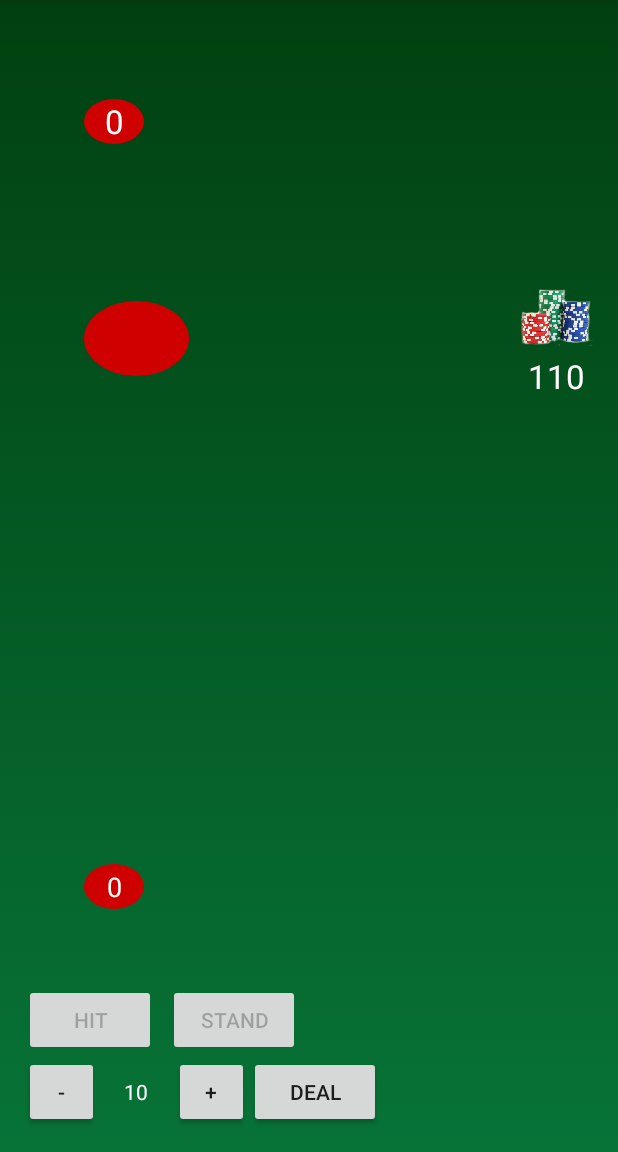
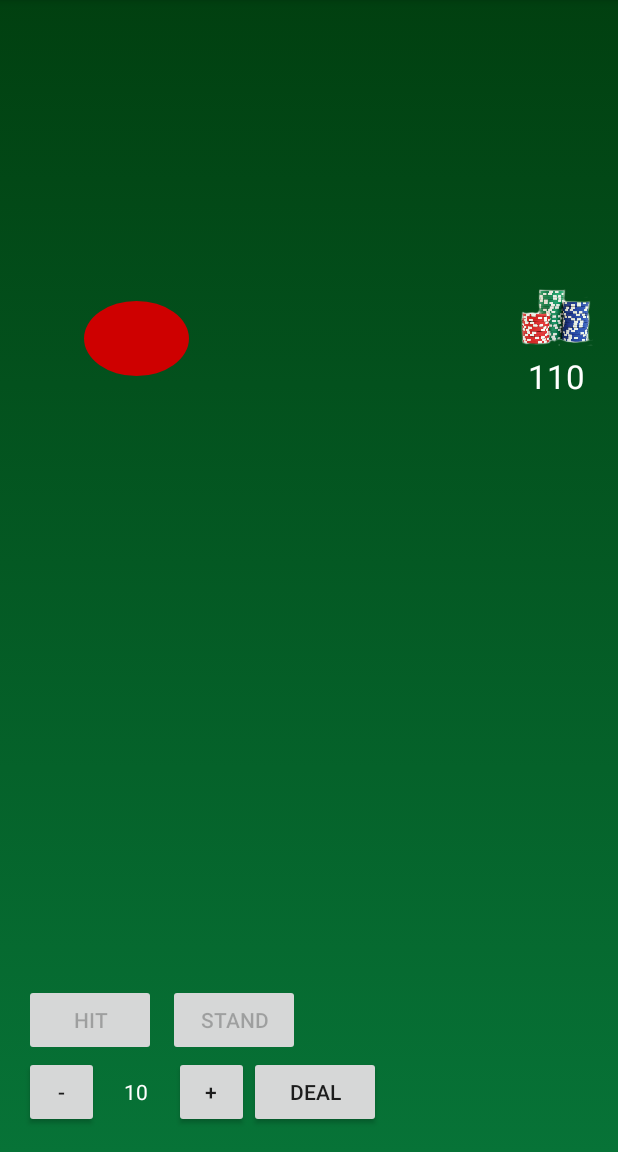
Before and after one commit to mesan/android-workshop-blackjack, an Android app: the screen it shows after launch (GameActivity), after a tap on "Dealer busted!", on a phone screen of 412 x 824 dp, the part 84-1236 px from its top. Run offline under Robolectric (Android 15) with nearby library versions, the phone set to English and light mode, and no system bars; 3 other taps on this screen came first.

Commit message:
Scores updated correctly

```diff
--- a/MesanBlackjack/app/src/main/java/no/mesan/mesanblackjack/GameActivity.java
+++ b/MesanBlackjack/app/src/main/java/no/mesan/mesanblackjack/GameActivity.java
@@ -28,7 +28,7 @@ public class GameActivity extends AppCompatActivity {
     private CardAdapter dealerCardAdapter, playerCardAdapter;
     private TextView balanceText, dealerScoreText, playerScoreText, currentBetText, betText, resultText;
     private Button hitButton, standButton, dealButton, minusButton, plusButton;
-    private LinearLayout resultLayout, gameOverLayout;
+    private LinearLayout resultLayout, gameOverLayout, dealerScoreCircle, playerScoreCircle;
 
     public GameActivity() {
         game = new Game();
@@ -55,8 +55,12 @@ public class GameActivity extends AppCompatActivity {
         setupRecyclerView(playerRecyclerView);
 
         balanceText = (TextView)findViewById(R.id.txt_balance);
+        dealerScoreCircle = (LinearLayout)findViewById(R.id.dealer_score_circle);
         dealerScoreText = (TextView)findViewById(R.id.dealer_score);
+        dealerScoreCircle.setVisibility(View.GONE);
+        playerScoreCircle = (LinearLayout)findViewById(R.id.player_score_circle);
         playerScoreText = (TextView)findViewById(R.id.player_score);
+        playerScoreCircle.setVisibility(View.GONE);
         currentBetText = (TextView)findViewById(R.id.txt_currentBet);
         currentBetText.setVisibility(View.GONE);
         betText = (TextView)findViewById(R.id.txt_bet);
@@ -151,6 +155,8 @@ public class GameActivity extends AppCompatActivity {
         player.resetBalance();
         game.resetPlayersHands();
         balanceText.setText(String.valueOf(player.getBalance()));
+        dealerScoreCircle.setVisibility(View.INVISIBLE);
+        playerScoreCircle.setVisibility(View.INVISIBLE);
         currentBetText.setVisibility(View.INVISIBLE);
         currentBet = 10;
         betText.setText(String.valueOf(currentBet));
@@ -163,6 +169,11 @@ public class GameActivity extends AppCompatActivity {
     private void dealNewRound() {
         game.dealAgain();
         player.bet(currentBet);
+
+        dealerScoreCircle.setVisibility(View.VISIBLE);
+        dealerScoreText.setText("?");
+        playerScoreCircle.setVisibility(View.VISIBLE);
+        playerScoreText.setText(String.valueOf(player.getHand().getScore()));
 
         dealerCardAdapter = new CardAdapter(dealer.getHand());
         playerCardAdapter = new CardAdapter(player.getHand());
@@ -204,10 +215,12 @@ public class GameActivity extends AppCompatActivity {
     private void playerStands() {
         dealer.showHoleCard();
         dealerCardAdapter.notifyDataSetChanged();
+        dealerScoreText.setText(String.valueOf(dealer.getHand().getScore()));
 
         while (dealer.shouldDrawCard()) {
             game.dealCard(dealer);
             dealerCardAdapter.notifyDataSetChanged();
+            dealerScoreText.setText(String.valueOf(dealer.getHand().getScore()));
 
             if (dealer.hasBusted()) {
                 enableActionButtons(false);
@@ -237,7 +250,7 @@ public class GameActivity extends AppCompatActivity {
     private void playerBlackjackResponse() {
         // TODO: Dealer blackjack?
         player.winBlackjack();
-        resultText.setText("You got blackjack!");
+        resultText.setText(R.string.you_got_blackjack);
         showResult();
     }
 
@@ -246,25 +259,25 @@ public class GameActivity extends AppCompatActivity {
             gameOver();
             return;
         }
-        resultText.setText("You busted!");
+        resultText.setText(R.string.you_busted);
         showResult();
     }
 
     private void dealerBustResponse() {
         player.win();
-        resultText.setText("Dealer busted!");
+        resultText.setText(R.string.dealer_busted);
         showResult();
     }
 
     private void drawResponse() {
-        resultText.setText("Draw!");
+        resultText.setText(R.string.draw);
         player.draw();
         resultLayout.setVisibility(View.VISIBLE);
     }
 
     private void playerWinResponse() {
         player.win();
-        resultText.setText("You won!");
+        resultText.setText(R.string.you_won);
         showResult();
     }
 
@@ -273,7 +286,7 @@ public class GameActivity extends AppCompatActivity {
             gameOver();
             return;
         }
-        resultText.setText("Dealer won!");
+        resultText.setText(R.string.dealer_won);
         showResult();
     }
 
@@ -296,8 +309,10 @@ public class GameActivity extends AppCompatActivity {
         dealerCardAdapter.notifyDataSetChanged();
         playerCardAdapter.notifyDataSetChanged();
 
-        dealerScoreText.setText(String.valueOf(dealer.getHand().getScore()));
-        playerScoreText.setText(String.valueOf(player.getHand().getScore()));
+        dealerScoreCircle.setVisibility(View.INVISIBLE);
+        playerScoreCircle.setVisibility(View.INVISIBLE);
+        dealerScoreText.setText("?");
+        playerScoreText.setText("");
         balanceText.setText(String.valueOf(player.getBalance()));
         currentBetText.setVisibility(View.GONE);
 
--- a/MesanBlackjack/app/src/main/res/layout/activity_game.xml
+++ b/MesanBlackjack/app/src/main/res/layout/activity_game.xml
@@ -49,11 +49,10 @@
             android:layout_marginTop="@dimen/score_top"
             android:layout_marginLeft="@dimen/score_left"
             android:background="@drawable/circle"
-            android:id="@+id/linearLayout">
+            android:id="@+id/dealer_score_circle">
 
             <TextView
                 android:id="@+id/dealer_score"
-                android:text="0"
                 android:gravity="center"
                 android:textColor="@color/textColorLight"
                 android:textAppearance="@style/TextAppearance.AppCompat.Large"
@@ -126,11 +125,12 @@
             android:layout_alignParentLeft="true"
             android:layout_marginTop="@dimen/score_top"
             android:layout_marginLeft="@dimen/score_left"
-            android:background="@drawable/circle">
+            android:background="@drawable/circle"
+            android:id="@+id/player_score_circle">
 
             <TextView
                 android:id="@+id/player_score"
-                android:text="0"
+                android:text=""
                 android:gravity="center"
                 android:textColor="@color/textColorLight"
                 android:textAppearance="@style/TextAppearance.AppCompat.Medium"
@@ -150,7 +150,7 @@
             <Button
                 android:layout_width="wrap_content"
                 android:layout_height="wrap_content"
-                android:text="Hit"
+                android:text="@string/hit"
                 android:layout_marginRight="8dp"
                 android:enabled="false"
                 android:id="@+id/btn_hit" />
@@ -158,7 +158,7 @@
             <Button
                 android:layout_width="wrap_content"
                 android:layout_height="wrap_content"
-                android:text="Stand"
+                android:text="@string/stand"
                 android:enabled="false"
                 android:id="@+id/btn_stand" />
 
@@ -195,7 +195,7 @@
                 android:layout_width="wrap_content"
                 android:layout_height="wrap_content"
                 android:id="@+id/btn_deal"
-                android:text="Deal" />
+                android:text="@string/deal" />
 
         </LinearLayout>
 
@@ -213,7 +213,7 @@
             <TextView
                 android:layout_width="wrap_content"
                 android:layout_height="wrap_content"
-                android:text="Du har vunnet!"
+                android:text="@string/you_won"
                 android:id="@+id/txt_result"
                 android:textColor="@color/textColorLight"
                 android:textAppearance="@style/TextAppearance.AppCompat.Large"/>
@@ -221,7 +221,7 @@
             <TextView
                 android:layout_width="wrap_content"
                 android:layout_height="wrap_content"
-                android:text="Press to continue"
+                android:text="@string/press_to_continue"
                 android:textColor="@color/textColorLight"
                 android:textAppearance="@style/TextAppearance.AppCompat.Medium"/>
         </LinearLayout>
@@ -240,14 +240,14 @@
             <TextView
                 android:layout_width="wrap_content"
                 android:layout_height="wrap_content"
-                android:text="Game over!"
+                android:text="@string/game_over"
                 android:textColor="@color/textColorLight"
                 android:textAppearance="@style/TextAppearance.AppCompat.Large"/>
 
             <TextView
                 android:layout_width="wrap_content"
                 android:layout_height="wrap_content"
-                android:text="Press to start again"
+                android:text="@string/press_to_start_again"
                 android:textColor="@color/textColorLight"
                 android:textAppearance="@style/TextAppearance.AppCompat.Medium"/>
         </LinearLayout>
--- a/MesanBlackjack/app/src/main/res/values/strings.xml
+++ b/MesanBlackjack/app/src/main/res/values/strings.xml
@@ -1,4 +1,16 @@
 <resources>
     <string name="app_name">MesanBlackjack</string>
     <string name="title_activity_game">MesanBlackjack</string>
+    <string name="you_busted">You busted!</string>
+    <string name="you_got_blackjack">You got blackjack!</string>
+    <string name="dealer_busted">Dealer busted!</string>
+    <string name="draw">Draw!</string>
+    <string name="you_won">You won!</string>
+    <string name="dealer_won">Dealer won!</string>
+    <string name="deal">Deal</string>
+    <string name="press_to_continue">Press to continue</string>
+    <string name="press_to_start_again">Press to start again</string>
+    <string name="game_over">Game over!</string>
+    <string name="hit">Hit</string>
+    <string name="stand">Stand</string>
 </resources>
```
